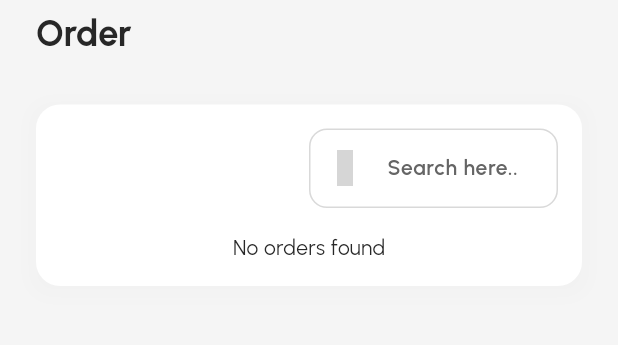
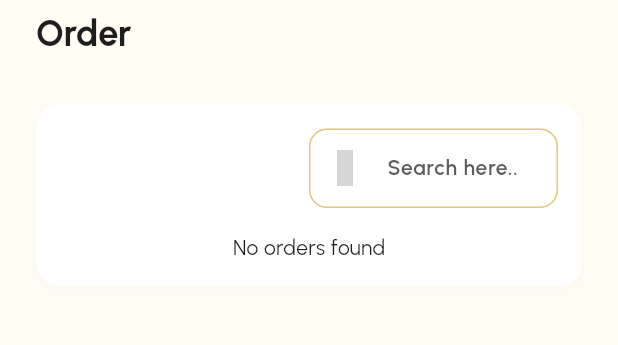
Before and after one commit to ezadin2/flutter-admin-web, a Flutter app: the OrdersDesktopScreen screen opened directly, on a phone screen of 412 x 824 dp, the part 71-416 px from its top. Run offline on Flutter 3.47's test engine with Material 3 defaults, Android fonts, the phone set to English and light mode, and no system bars; our stand-ins replace cached_network_image, cloud_firestore, connectivity_plus, data_table_2, firebase_auth, firebase_core and 11 more; missing offline and left inert: clipboard, dart:html, flutter_dropzone, universal_html; accounts and stored records are empty; statements that could not run were skipped; project files that could hold a hidden picture were left out; grey boxes are pictures that could not be loaded.

Commit message:
Update assets, fix orders, update colors and firebase config

```diff
--- a/lib/features/shop/models/order_model.dart
+++ b/lib/features/shop/models/order_model.dart
@@ -62,6 +62,7 @@ class OrderModel {
         return status.toString().split('.').last.capitalizeFirst!;
     }
   }
+
   String get formattedOrderDate => THelperFunctions.getFormattedDate(orderDate);
 
   static OrderModel empty() {
@@ -112,6 +113,7 @@ class OrderModel {
       'address': address?.toJson(),
     };
   }
+
   factory OrderModel.fromSnapshot(DocumentSnapshot snapshot) {
     try {
       final data = snapshot.data() as Map<String, dynamic>? ?? {};
@@ -143,7 +145,7 @@ class OrderModel {
     }
   }
 
-// Helper methods for parsing
+  // Helper methods for parsing
   static OrderStatus _parseOrderStatus(dynamic status) {
     try {
       if (status is String) {
--- a/lib/utils/constants/colors.dart
+++ b/lib/utils/constants/colors.dart
@@ -2,49 +2,48 @@ import 'package:flutter/material.dart';
 
 class TColors {
   // App theme colors
-  static const Color primary = Color(0xFF4b68ff);
-  static const Color secondary = Color(0xFFFFE24B);
-  static const Color accent = Color(0xFFb0c7ff);
+  static const Color primary = Color(0xFF7F7442); // Rich modern gold
+  static const Color secondary = Color(0xFFE6BE4C); // Brighter gold accent
+  static const Color accent = Color(0xFF232323); // Deep black-accent
 
   // Icon colors
-  static const Color iconPrimary = Color(0xFF8D8D8D);
+  static const Color iconPrimary = Color(0xFF888888);
 
   // Text colors
-  static const Color textPrimary = Color(0xFF272727);
-  static const Color textSecondary = Color(0xFF656565);
+  static const Color textPrimary = Color(0xFF1E1E1E);
+  static const Color textSecondary = Color(0xFF5C5C5C);
   static const Color textWhite = Colors.white;
 
   // Background colors
-  static const Color light = Color(0xFFF6F6F6);
-  static const Color dark = Color(0xFF272727);
-  static const Color primaryBackground = Color(0xFFF5F5F5);
+  static const Color light = Color(0xFFF5F5F5); // light background for readability
+  static const Color dark = Color(0xFF121212);  // dark mode base
+  static const Color primaryBackground = Color(0xFFFFFDF4); // warm golden-white background
 
   // Background Container colors
-  static const Color lightContainer = Color(0xFFF6F6F6);
-  static Color darkContainer = TColors.white.withOpacity(0.1);
+  static const Color lightContainer = Color(0xFFFFFFFF); // card/container base
+  static Color darkContainer = TColors.white.withOpacity(0.05); // subtle overlay
 
   // Button colors
-  static const Color buttonPrimary = Color(0xFF4b68ff);
-  static const Color buttonSecondary = Color(0xFF6C757D);
-  static const Color buttonDisabled = Color(0xFFC4C4C4);
+  static const Color buttonPrimary = Color(0xFFBFA437); // same as primary
+  static const Color buttonSecondary = Color(0xFF313131); // dark grey-black
+  static const Color buttonDisabled = Color(0xFFD1CFC7); // muted beige/gold-gray
 
   // Border colors
-  static const Color borderPrimary = Color(0xFFD9D9D9);
-  static const Color borderSecondary = Color(0xFF313131);
+  static const Color borderPrimary = Color(0xFFDDC87C); // subtle gold edge
+  static const Color borderSecondary = Color(0xFF3D3D3D); // darker border
 
   // Error and validation colors
-  static const Color error = Color(0xFFD32F2F);
-  static const Color success = Color(0xFF388E3C);
-  static const Color warning = Color(0xFFF57C00);
-  static const Color info = Color(0xFF1976D2);
+  static const Color error = Color(0xFFCC3333);
+  static const Color success = Color(0xFF5CB85C);
+  static const Color warning = Color(0xFFF0AD4E);
+  static const Color info = Color(0xFF5BC0DE);
 
   // Neutral Shades
-  static const Color black = Color(0xFF232323);
-  static const Color darkerGrey = Color(0xFF4F4F4F);
-  static const Color darkGrey = Color(0xFF939393);
-  static const Color grey = Color(0xFFD9D9D9);
-  static const Color softGrey = Color(0xFFF4F4F4);
+  static const Color black = Color(0xFF000000);
+  static const Color darkerGrey = Color(0xFF444444);
+  static const Color darkGrey = Color(0xFF7D7D7D);
+  static const Color grey = Color(0xFFE0E0E0);
+  static const Color softGrey = Color(0xFFF3F3F3);
   static const Color lightGrey = Color(0xFFF9F9F9);
   static const Color white = Color(0xFFFFFFFF);
-
 }
```
Also changed, not shown: lib/data/repositories/order/order_respository.dart (+40 -44 lines), lib/features/shop/controllers/order/order_controller.dart (+64 -14 lines), lib/features/shop/screens/dashboard/widgets/weekly_sales.dart (+2 -11 lines), lib/features/shop/screens/order/orders_detail/widgets/order_transaction.dart (+51 -39 lines), assets/logos/logo.png, assets/logos/logos.png (added), assets/logos/t-store-splash-logo-black.png, assets/logos/t-store-splash-logo-blacks.png (added), assets/logos/t-store-splash-logo-white.png, assets/logos/t-store-splash-logo-whites.png (added), firebase.json, 1 other file.
